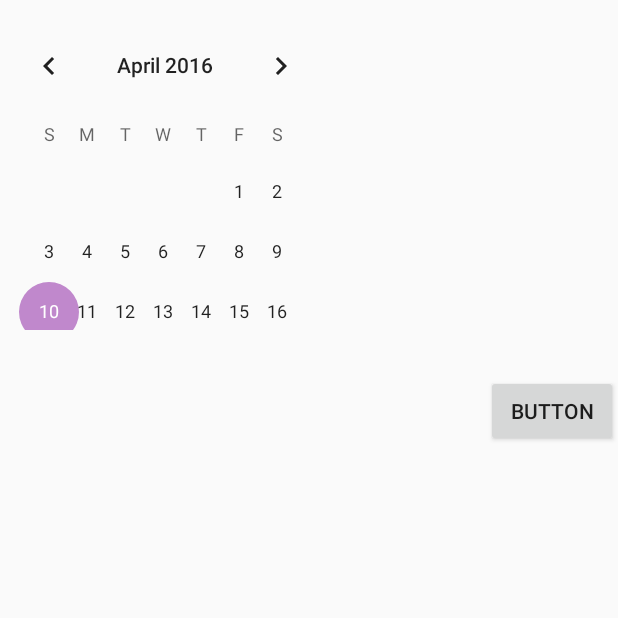
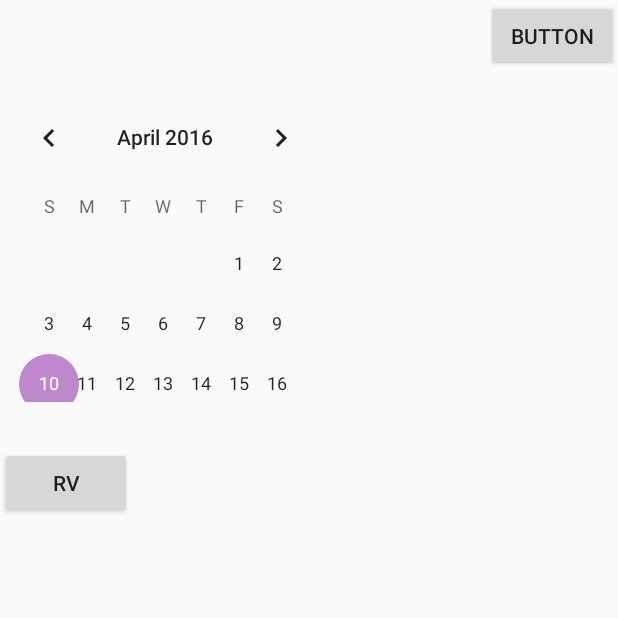
Before and after one commit to Biometrix-Health-Self-Improvement/Biometrix, an Android app: the EditCalendar screen opened directly, with no data from a screen before it, on a phone screen of 412 x 824 dp, the top half of it. Run offline under Robolectric (Android 15) with nearby library versions, the phone set to English and light mode, and no system bars.

Commit message:
Adding RV fragments programmatically now
Flow from activity to fragment is working, actually making progress

```diff
--- a/NewAndroidProject/app/src/main/java/com/rocket/biometrix/EditPastEntries/EditPastActivity.java
+++ b/NewAndroidProject/app/src/main/java/com/rocket/biometrix/EditPastEntries/EditPastActivity.java
@@ -18,7 +18,7 @@ public class EditPastActivity extends AppCompatActivity
        List<CursorPair> mCursorList = new ArrayList<CursorPair>();
         boolean mNewDateTouched; //if true, cal fragment's focused date was changed and RV needs to be updated.
 
-    @Override
+
     protected void onCreate(Bundle savedInstanceState) {
         super.onCreate(savedInstanceState);
         setContentView(R.layout.activity_edit_past2);
@@ -29,8 +29,8 @@ public class EditPastActivity extends AppCompatActivity
 
         //TODO: Get Calendar Fragment and RV fragment in here, implement their on frag interactions somehow
 
-        // Check that the activity is using the layout version with
-        // the fragment_container FrameLayout
+//         Check that the activity is using the layout version with
+//         the fragment_container FrameLayout
         if (findViewById(R.id.fragment_container) != null) {
 
             // However, if we're being restored from a previous state,
@@ -42,14 +42,21 @@ public class EditPastActivity extends AppCompatActivity
 
             // Create a new Fragment to be placed in the activity layout
             EditCalendar CalendarFragmenti = new EditCalendar();
+            EntryCandiesFragment ECF = new EntryCandiesFragment();
 
             // In case this activity was started with special instructions from an
             // Intent, pass the Intent's extras to the fragment as arguments
             CalendarFragmenti.setArguments(getIntent().getExtras());
+            ECF.setArguments(getIntent().getExtras());
 
             // Add the fragment to the 'fragment_container' FrameLayout
             getSupportFragmentManager().beginTransaction()
                     .add(R.id.fragment_container, CalendarFragmenti).commit();
+
+            getSupportFragmentManager().beginTransaction()
+                    .add(R.id.fragment_container, ECF).commit();
+
+
         }
 
 
--- a/NewAndroidProject/app/src/main/java/com/rocket/biometrix/EditPastEntries/adapters/MyEntryCandiesRecyclerViewAdapter.java
+++ b/NewAndroidProject/app/src/main/java/com/rocket/biometrix/EditPastEntries/adapters/MyEntryCandiesRecyclerViewAdapter.java
@@ -64,9 +64,6 @@ public class MyEntryCandiesRecyclerViewAdapter extends RecyclerView.Adapter<Entr
 
         //TODO: FILL UI ELEMENTS HERE from cursor genned by calendar
         //TODO: WRITE CURSOR PARSING CLASS
-        //TODO: GET CALENDAR FRAG "Broadcasting" ITS ARGS (CURSOR)
-
-
 
     }
 
--- a/NewAndroidProject/app/src/main/java/com/rocket/biometrix/EditPastEntries/fragments/EditCalendar.java
+++ b/NewAndroidProject/app/src/main/java/com/rocket/biometrix/EditPastEntries/fragments/EditCalendar.java
@@ -93,14 +93,14 @@ public class EditCalendar extends Fragment {
                 String dateSelectedFormatted = StringDateTimeConverter.convertCalDateString(dateSelected);
 
                 //TODO: UPDATE to use dictionary to pass multiple cursors
-                //Pass selectByDate() cursor to fill ListView
+                //Retrieve cursor(s)
                 Cursor datesExercise = LocalStorageAccessExercise.selectByDate(dateSelectedFormatted,getActivity());
 
                 //getActivity() for the context.
                 Toast.makeText(getActivity(), dateSelectedFormatted, Toast.LENGTH_LONG).show();
 
                 if (mListener != null) {
-                    mListener.onFragDateSelect(dateSelectedFormatted, datesExercise);
+                    mListener.onFragDateSelect("exercise", datesExercise);
                 }
             }
 
--- a/NewAndroidProject/app/src/main/java/com/rocket/biometrix/EditPastEntries/fragments/EntryCandiesFragment.java
+++ b/NewAndroidProject/app/src/main/java/com/rocket/biometrix/EditPastEntries/fragments/EntryCandiesFragment.java
@@ -11,7 +11,11 @@ import android.view.View;
 import android.view.ViewGroup;
 
 import com.rocket.biometrix.EditPastEntries.CandyItems;
+import com.rocket.biometrix.EditPastEntries.adapters.MyEntryCandiesRecyclerViewAdapter;
 import com.rocket.biometrix.R;
+
+import java.util.LinkedList;
+import java.util.List;
 
 /**
  * A fragment representing a list of Items.
@@ -26,6 +30,9 @@ public class EntryCandiesFragment extends Fragment {
     // TODO: Customize parameters
     private int mColumnCount = 1;
     private OnListFragmentInteractionListener mListener;
+
+    private RecyclerView mRecyclerView;
+    private MyEntryCandiesRecyclerViewAdapter adapter;
 
     /**
      * Mandatory empty constructor for the fragment manager to instantiate the
@@ -56,21 +63,26 @@ public class EntryCandiesFragment extends Fragment {
     @Override
     public View onCreateView(LayoutInflater inflater, ViewGroup container,
                              Bundle savedInstanceState) {
-        View view = inflater.inflate(R.layout.fragment_entrycandies_list, container, false);
+        View rootView = inflater.inflate(R.layout.fragment_entrycandies_list, container, false);
+
+        //Initialize recycler view
+        mRecyclerView = (RecyclerView) rootView.findViewById(R.id.RVlist);
 
         // Set the adapter
-        if (view instanceof RecyclerView) {
-            Context context = view.getContext();
-            RecyclerView recyclerView = (RecyclerView) view;
+        if (mRecyclerView instanceof RecyclerView) {
+            Context context = mRecyclerView.getContext();
+
             if (mColumnCount <= 1) {
-                recyclerView.setLayoutManager(new LinearLayoutManager(context));
+                mRecyclerView.setLayoutManager(new LinearLayoutManager(context));
             } else {
-                recyclerView.setLayoutManager(new GridLayoutManager(context, mColumnCount));
+                mRecyclerView.setLayoutManager(new GridLayoutManager(context, mColumnCount));
             }
-            //TODO: HOOK in item deco
-            //recyclerView.setAdapter(new MyEntryCandiesRecyclerViewAdapter(DummyContent.ITEMS, mListener));
+
+            List<CandyItems> candyItemslist = new LinkedList<>();
+            //TODO: HOOK in item deco {mRecyclerView.addItemDecoration()}
+            mRecyclerView.setAdapter(new MyEntryCandiesRecyclerViewAdapter(context,candyItemslist));
         }
-        return view;
+        return rootView;
     }
 
 
@@ -105,4 +117,7 @@ public class EntryCandiesFragment extends Fragment {
         // TODO: Update argument type and name
         void onListFragmentInteraction(CandyItems item);
     }
+
+
+
 }
--- a/NewAndroidProject/app/src/main/java/com/rocket/biometrix/SleepModule/SleepParent.java
+++ b/NewAndroidProject/app/src/main/java/com/rocket/biometrix/SleepModule/SleepParent.java
@@ -1,21 +1,18 @@
 package com.rocket.biometrix.SleepModule;
 
+import android.app.Fragment;
 import android.database.Cursor;
 import android.net.Uri;
 import android.os.Bundle;
-import android.app.Fragment;
 import android.view.LayoutInflater;
 import android.view.View;
 import android.view.ViewGroup;
 import android.widget.LinearLayout;
 import android.widget.TextView;
 
-import com.rocket.biometrix.Database.LocalStorageAccess;
 import com.rocket.biometrix.Database.LocalStorageAccessSleep;
 import com.rocket.biometrix.NavigationDrawerActivity;
 import com.rocket.biometrix.R;
-
-import java.util.List;
 
 /**
  * A simple {@link Fragment} subclass.
@@ -136,7 +133,6 @@ public class SleepParent extends Fragment {
      * >Communicating with Other Fragments</a> for more information.
      */
     public interface OnFragmentInteractionListener {
-      //  void onFragmentInteraction(String title);
         void onFragmentInteraction(Uri uri);
     }
 }
--- a/NewAndroidProject/app/src/main/res/layout/activity_edit_past2.xml
+++ b/NewAndroidProject/app/src/main/res/layout/activity_edit_past2.xml
@@ -8,14 +8,6 @@
               tools:context=".LinearLayout"
               android:id="@+id/fragment_container"
     >
-
-    <fragment
-        android:id="@+id/CalFragment"
-        android:layout_width="0dp"
-        android:layout_height="0dp"
-        class="com.rocket.biometrix.EditPastEntries.fragments.EditCalendar"
-        >
-    </fragment>
 
     <Button
         android:text="BUTTON"
--- a/NewAndroidProject/app/src/main/res/layout/fragment_entrycandies_list.xml
+++ b/NewAndroidProject/app/src/main/res/layout/fragment_entrycandies_list.xml
@@ -1,6 +1,16 @@
 <?xml version="1.0" encoding="utf-8"?>
+<RelativeLayout xmlns:android="http://schemas.android.com/apk/res/android"
+                android:layout_width="match_parent"
+                android:layout_height="match_parent">
+
+    <Button
+        android:text="RV"
+        android:layout_width="wrap_content"
+        android:layout_height="wrap_content"
+        android:layout_gravity="right"/>
+
     <android.support.v7.widget.RecyclerView
-    android:id="@+id/list"
+        android:id="@+id/RVlist"
         android:name="com.rocket.biometrix.EntryCandiesFragment"
         xmlns:android="http://schemas.android.com/apk/res/android"
         xmlns:app="http://schemas.android.com/apk/res-auto"
@@ -11,4 +21,7 @@
         android:layout_marginRight="16dp"
         app:layoutManager="LinearLayoutManager"
         tools:context="com.rocket.biometrix.EntryCandiesFragment"
-    tools:listitem="@layout/fragment_entrycandies"/>
+        tools:listitem="@android:layout/simple_list_item_1"/>
+
+
+</RelativeLayout>
```
Lines whose indentation alone changed are shown as unchanged.
